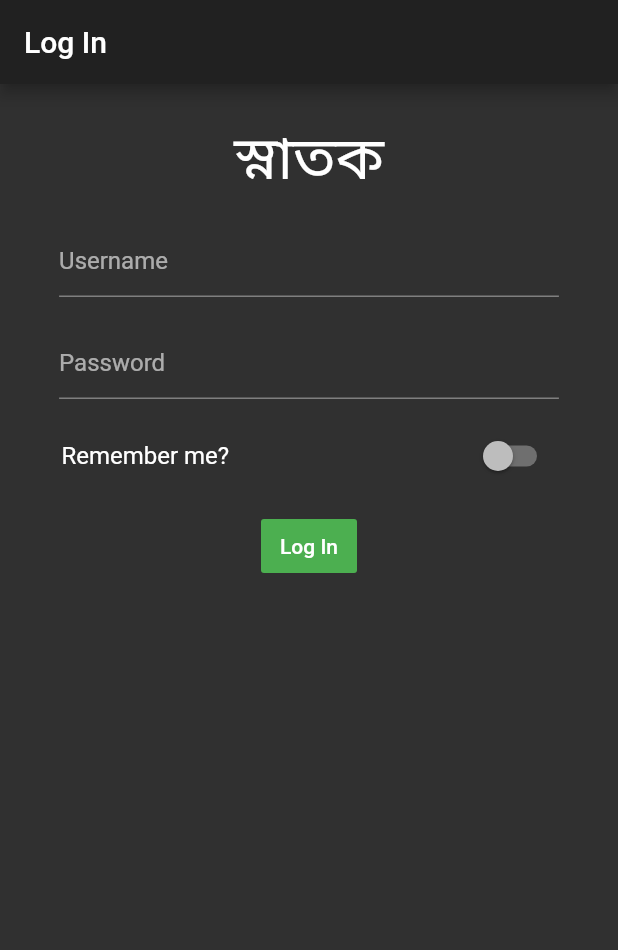
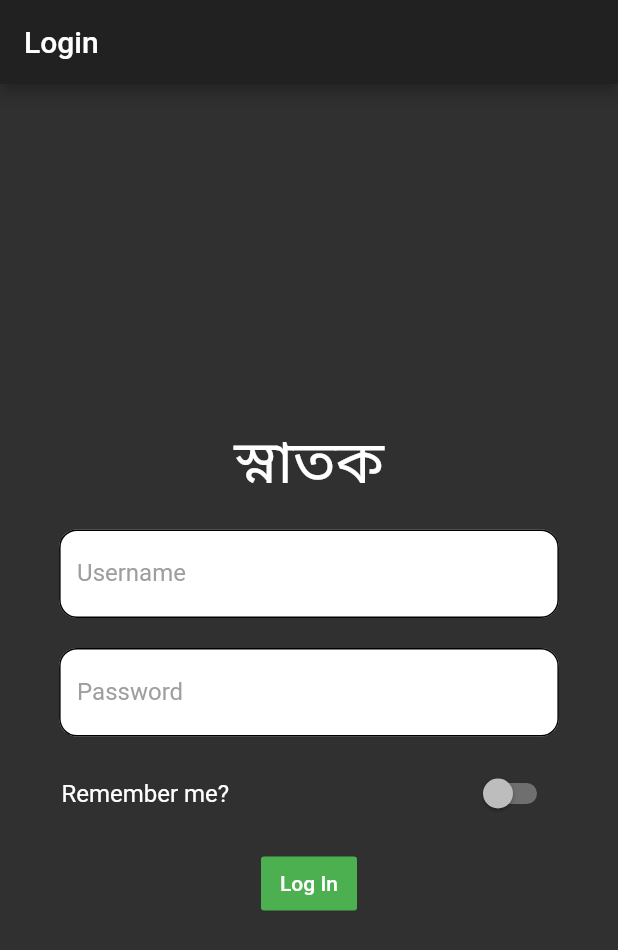
Before and after one commit to ShanjinurIslam/Snatok-Flutter, a Flutter app: the screen it shows after launch, on a phone screen of 412 x 824 dp. Shown: the top 950 px of the screen. Run offline on Flutter 3.47's test engine with Material 2 defaults, Android fonts, the phone set to English and light mode, and no system bars.

Commit message:
Centerting the auth page

```diff
--- a/snatok/lib/views/ads.dart
+++ b/snatok/lib/views/ads.dart
@@ -51,7 +51,7 @@ class Ads extends StatelessWidget {
             child: Text('Dhaka,Bangladesh',style: TextStyle(fontWeight: FontWeight.bold),),
           ),
           Container(
-            margin: EdgeInsets.symmetric(horizontal: 30, vertical: 15),
+            margin: EdgeInsets.fromLTRB(30,20,30,10),
             decoration: BoxDecoration(
                 color: Colors.green, borderRadius: BorderRadius.circular(12)),
             child: FlatButton(
--- a/snatok/lib/views/auth.dart
+++ b/snatok/lib/views/auth.dart
@@ -16,11 +16,15 @@ class _AuthPageState extends State<AuthPageView> {
   Widget build(BuildContext context) {
     return Scaffold(
         appBar: AppBar(
-        title: Text('Log In'),
+          title: Text('Login'),
         ),
-      body: ListView(
+        body: Center(
+          child: SingleChildScrollView(
+              child: Column(
             children: <Widget>[
-          SizedBox(height: 10,),
+              SizedBox(
+                height: 10,
+              ),
               Center(
                 child: Container(
                   margin: EdgeInsets.all(10),
@@ -34,7 +38,13 @@ class _AuthPageState extends State<AuthPageView> {
                 margin: EdgeInsets.all(10),
                 child: FractionallySizedBox(
                   child: TextField(
-                decoration: InputDecoration(hintText: 'Username'),
+                    style: TextStyle(color: Colors.black),
+                    decoration: InputDecoration(
+                        enabledBorder: OutlineInputBorder(borderRadius: BorderRadius.circular(12)),
+                        labelText: 'Username',
+                        filled: true,
+                        fillColor: Colors.white,
+                        labelStyle: TextStyle(color: Colors.grey)),
                     onChanged: (String value) {},
                   ),
                   widthFactor: 0.85,
@@ -44,14 +54,20 @@ class _AuthPageState extends State<AuthPageView> {
                 margin: EdgeInsets.all(10),
                 child: FractionallySizedBox(
                   child: TextField(
-                decoration: InputDecoration(hintText: 'Password'),
+                    style: TextStyle(color: Colors.black),
+                    decoration: InputDecoration(
+                        enabledBorder: OutlineInputBorder(borderRadius: BorderRadius.circular(12)),
+                        labelText: 'Password',
+                        filled: true,
+                        fillColor: Colors.white,
+                        labelStyle: TextStyle(color: Colors.grey)),
                     onChanged: (String value) {},
                   ),
                   widthFactor: 0.85,
                 ),
               ),
               Container(
-            margin: EdgeInsets.fromLTRB(25,0,25,0),
+                margin: EdgeInsets.fromLTRB(25, 0, 25, 0),
                 child: SwitchListTile(
                   value: acceptTerms,
                   onChanged: (bool value) {
@@ -78,7 +94,7 @@ class _AuthPageState extends State<AuthPageView> {
                 ],
               ),
             ],
-      ),
-    );
+          )),
+        ));
   }
 }
```
Lines whose indentation alone changed are shown as unchanged.
